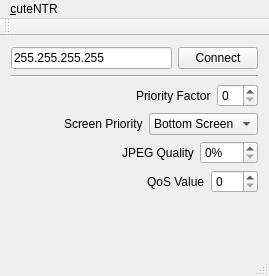
Qt form mainwindow.ui (BoltsJ/cuteNTR) before a commit.
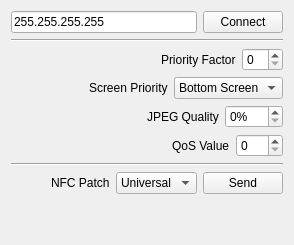
The same form after that commit.

```diff
--- a/mainwindow.ui
+++ b/mainwindow.ui
@@ -2,14 +2,6 @@
 <ui version="4.0">
  <class>MainWindow</class>
  <widget class="QMainWindow" name="MainWindow">
-  <property name="geometry">
-   <rect>
-    <x>0</x>
-    <y>0</y>
-    <width>269</width>
-    <height>276</height>
-   </rect>
-  </property>
   <property name="windowTitle">
    <string>cuteNTR</string>
   </property>
@@ -177,6 +169,53 @@
       </item>
      </layout>
     </item>
+    <item>
+     <widget class="Line" name="line_2">
+      <property name="orientation">
+       <enum>Qt::Horizontal</enum>
+      </property>
+     </widget>
+    </item>
+    <item>
+     <layout class="QHBoxLayout" name="horizontalLayout">
+      <item>
+       <spacer name="horizontalSpacer_3">
+        <property name="orientation">
+         <enum>Qt::Horizontal</enum>
+        </property>
+        <property name="sizeHint" stdset="0">
+         <size>
+          <width>40</width>
+          <height>20</height>
+         </size>
+        </property>
+       </spacer>
+      </item>
+      <item>
+       <widget class="QLabel" name="label_5">
+        <property name="text">
+         <string>NFC Patch</string>
+        </property>
+       </widget>
+      </item>
+      <item>
+       <widget class="QComboBox" name="nfcPatchType">
+        <item>
+         <property name="text">
+          <string>Universal</string>
+         </property>
+        </item>
+       </widget>
+      </item>
+      <item>
+       <widget class="QPushButton" name="sendNfcPatch">
+        <property name="text">
+         <string>Send</string>
+        </property>
+       </widget>
+      </item>
+     </layout>
+    </item>
     <item>
      <spacer name="verticalSpacer">
       <property name="orientation">
@@ -192,53 +231,6 @@
     </item>
    </layout>
   </widget>
-  <widget class="QMenuBar" name="menuBar">
-   <property name="geometry">
-    <rect>
-     <x>0</x>
-     <y>0</y>
-     <width>269</width>
-     <height>23</height>
-    </rect>
-   </property>
-   <widget class="QMenu" name="menuCuteNTR">
-    <property name="title">
-     <string>&amp;cuteNTR</string>
-    </property>
-    <addaction name="actionSettings"/>
-    <addaction name="actionAbout"/>
-    <addaction name="separator"/>
-    <addaction name="actionQuit"/>
-   </widget>
-   <addaction name="menuCuteNTR"/>
-  </widget>
-  <widget class="QToolBar" name="mainToolBar">
-   <attribute name="toolBarArea">
-    <enum>TopToolBarArea</enum>
-   </attribute>
-   <attribute name="toolBarBreak">
-    <bool>false</bool>
-   </attribute>
-  </widget>
-  <widget class="QStatusBar" name="statusBar"/>
-  <action name="actionSettings">
-   <property name="text">
-    <string>&amp;Settings</string>
-   </property>
-  </action>
-  <action name="actionAbout">
-   <property name="text">
-    <string>&amp;About</string>
-   </property>
-  </action>
-  <action name="actionQuit">
-   <property name="text">
-    <string>&amp;Quit</string>
-   </property>
-   <property name="shortcut">
-    <string>Ctrl+Q</string>
-   </property>
-  </action>
  </widget>
  <layoutdefault spacing="6" margin="11"/>
  <resources/>
```
